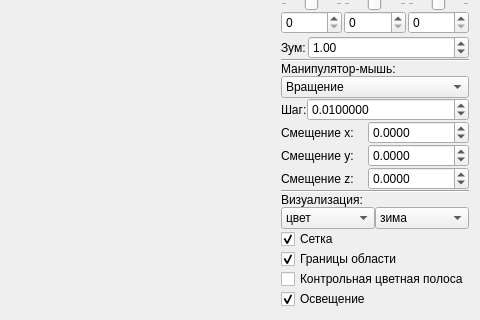
Above: qzcad/glcontrolwidget.ui from qzcad/qzcad-tree before the change; both pictures show x 197 to 677 and y 194 to 514 of the 677 by 514 pixel window. Below: the same form after it.
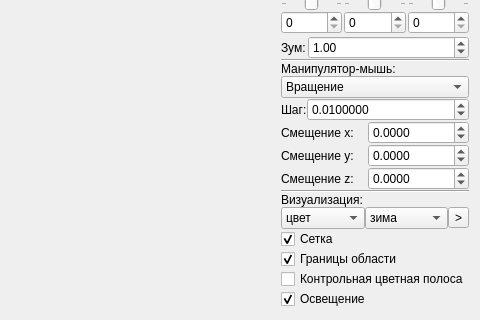
That is the form after the change. Custom widgets are drawn as their Qt base class.

Diff of the .ui file:
```diff
--- a/qzcad/glcontrolwidget.ui
+++ b/qzcad/glcontrolwidget.ui
@@ -478,6 +478,16 @@
            </item>
           </widget>
          </item>
+         <item>
+          <widget class="QToolButton" name="nextValueVector">
+           <property name="toolTip">
+            <string>Следующий вектор значений</string>
+           </property>
+           <property name="text">
+            <string>&gt;</string>
+           </property>
+          </widget>
+         </item>
         </layout>
        </item>
       </layout>
```
Left out of the diff: 21 changed lines with no effect on the pictures.
